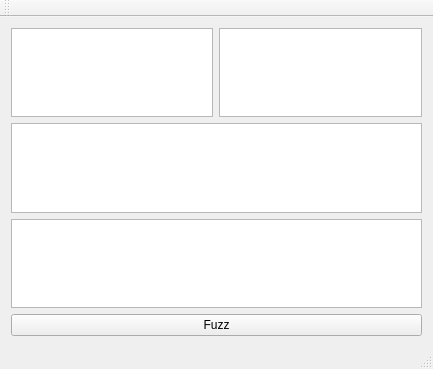
First picture: the form in mainwindow.ui, repository file-citas/ptrace_fuzzer, before the edit.
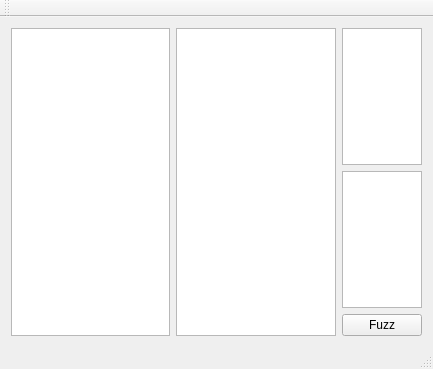
Second picture: the form after the edit.

The edit to the form file:
```diff
--- a/mainwindow.ui
+++ b/mainwindow.ui
@@ -14,7 +14,7 @@
    <string>MainWindow</string>
   </property>
   <widget class="QWidget" name="centralWidget">
-   <layout class="QVBoxLayout" name="verticalLayout">
+   <layout class="QHBoxLayout" name="horizontalLayout_2">
     <item>
      <layout class="QHBoxLayout" name="horizontalLayout">
       <item>
@@ -26,6 +26,8 @@
      </layout>
     </item>
     <item>
+     <layout class="QVBoxLayout" name="verticalLayout">
+      <item>
      <widget class="QTableView" name="vrangeTableView"/>
     </item>
     <item>
@@ -37,6 +39,8 @@
        <string>Fuzz</string>
       </property>
      </widget>
+      </item>
+     </layout>
     </item>
    </layout>
   </widget>
```
Lines whose indentation alone changed are shown as unchanged.
